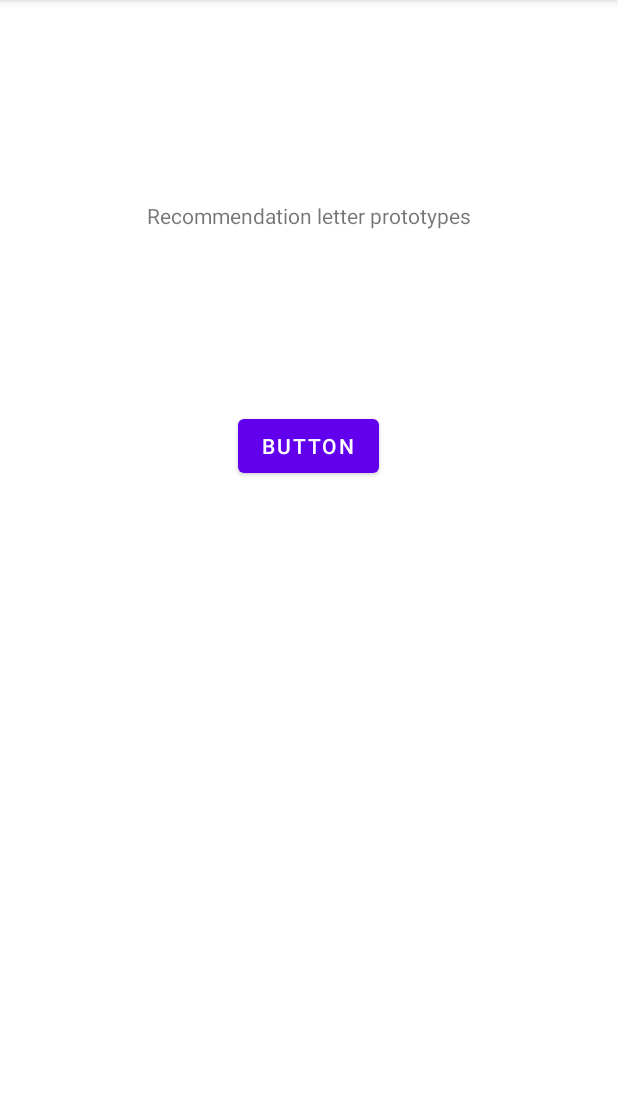
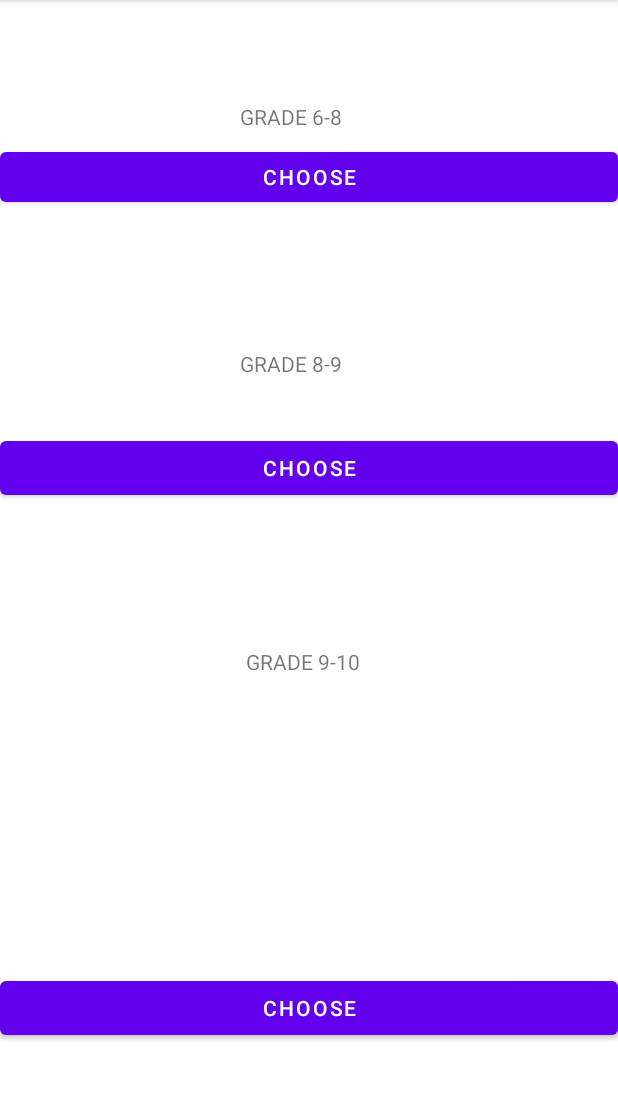
Before and after one commit to krigol14/RecommendationLetters-AndroidApp, an Android app: the RecommendationLetterPrototypes screen opened directly, with no data from a screen before it, on a phone screen of 412 x 824 dp, the part 84-1183 px from its top. Run offline under Robolectric (Android 15) with nearby library versions, the phone set to English and light mode, and no system bars; our stand-ins replace Firebase (no records; nobody signed in at launch, a user with empty details on screens opened directly).

Commit message:
Add three options about available recommendation letter prototypes and clean up code

```diff
--- a/app/src/main/java/com/example/recommendationletters/RecommendationLetterPrototypes.java
+++ b/app/src/main/java/com/example/recommendationletters/RecommendationLetterPrototypes.java
@@ -22,15 +22,17 @@ import com.google.firebase.database.FirebaseDatabase;
 import com.google.firebase.database.ValueEventListener;
 
 public class RecommendationLetterPrototypes extends AppCompatActivity {
-    Button btn;
     DatabaseReference database;
-    String pdf_url;
+    Button choose6_8, choose8_9, choose9_10;
+    String pdf_url6_8, pdf_url8_9, pdf_url9_10;
 
     @Override
     protected void onCreate(Bundle savedInstanceState) {
         super.onCreate(savedInstanceState);
         setContentView(R.layout.activity_recommendation_letter_prototypes);
-        btn = findViewById(R.id.btn);
+        choose6_8 = findViewById(R.id.choose6_8);
+        choose8_9 = findViewById(R.id.choose8_9);
+        choose9_10 = findViewById(R.id.choose9_10);
 
         // change the action bar's color
         ActionBar actionBar = getSupportActionBar();
@@ -38,30 +40,86 @@ public class RecommendationLetterPrototypes extends AppCompatActivity {
         assert actionBar != null;
         actionBar.setBackgroundDrawable(colorDrawable);
 
+        // grades 6-8
+        choose6_8.setOnClickListener(new View.OnClickListener() {
+            @Override
+            public void onClick(final View view) {
+                // instantiate firebase reference for the specific child
                 database = FirebaseDatabase.getInstance().getReference().child("RecommendationLetters").child("rec6_8");
                 database.addListenerForSingleValueEvent(new ValueEventListener() {
                     @Override
                     public void onDataChange(@NonNull DataSnapshot dataSnapshot) {
-                pdf_url = dataSnapshot.getValue(String.class);
+                        // get url of the pdf the professor chose
+                        pdf_url6_8 = dataSnapshot.getValue(String.class);
+
+                        // show alert dialog regrading professor's options with the specific pdf
+                        alertDialog(pdf_url6_8);
                     }
-
                     @Override
                     public void onCancelled(@NonNull DatabaseError databaseError) {
                         Toast.makeText(RecommendationLetterPrototypes.this, "Error loading PDF!", Toast.LENGTH_SHORT).show();
                     }
                 });
+            }
+        });
 
-        // show alert box after clicking this button
-        btn.setOnClickListener(new View.OnClickListener() {
+        // grades 8-9
+        choose8_9.setOnClickListener(new View.OnClickListener() {
             @Override
             public void onClick(final View view) {
+                // instantiate firebase reference for the specific child
+                database = FirebaseDatabase.getInstance().getReference().child("RecommendationLetters").child("rec8_9");
+                database.addListenerForSingleValueEvent(new ValueEventListener() {
+                    @Override
+                    public void onDataChange(@NonNull DataSnapshot dataSnapshot) {
+                        // get url of the pdf the professor chose
+                        pdf_url8_9 = dataSnapshot.getValue(String.class);
+
+                        // show alert dialog regrading professor's options with the specific pdf
+                        alertDialog(pdf_url8_9);
+                    }
+                    @Override
+                    public void onCancelled(@NonNull DatabaseError databaseError) {
+                        Toast.makeText(RecommendationLetterPrototypes.this, "Error loading PDF!", Toast.LENGTH_SHORT).show();
+                    }
+                });
+            }
+        });
+
+        // grades 9-10
+        choose9_10.setOnClickListener(new View.OnClickListener() {
+            @Override
+            public void onClick(final View view) {
+                // instantiate firebase reference for the specific child
+                database = FirebaseDatabase.getInstance().getReference().child("RecommendationLetters").child("rec9_10");
+                database.addListenerForSingleValueEvent(new ValueEventListener() {
+                    @Override
+                    public void onDataChange(@NonNull DataSnapshot dataSnapshot) {
+                        // get url of the pdf the professor chose
+                        pdf_url9_10 = dataSnapshot.getValue(String.class);
+
+                        // show alert dialog regrading professor's options with the specific pdf
+                        alertDialog(pdf_url9_10);
+                    }
+                    @Override
+                    public void onCancelled(@NonNull DatabaseError databaseError) {
+                        Toast.makeText(RecommendationLetterPrototypes.this, "Error loading PDF!", Toast.LENGTH_SHORT).show();
+                    }
+                });
+            }
+        });
+    }
+
+    // function which builds an alert dialog with the options the professor has after choosing the specific pdf
+    public void alertDialog(String pdf_url) {
+        // build alert dialog
         CharSequence options[] = new CharSequence[]{
                 "Download",
                 "View",
                 "Cancel"
         };
 
-                AlertDialog.Builder builder = new AlertDialog.Builder(view.getContext());
+        AlertDialog.Builder builder = new AlertDialog.Builder(RecommendationLetterPrototypes.this);
         builder.setTitle("Choose what you want to do: ");
         builder.setItems(options, new DialogInterface.OnClickListener() {
             @Override
@@ -73,7 +131,7 @@ public class RecommendationLetterPrototypes extends AppCompatActivity {
                 }
                 // view the pdf
                 if (which == 1) {
-                            Intent intent = new Intent(view.getContext(), ViewPdf.class);
+                    Intent intent = new Intent(RecommendationLetterPrototypes.this, ViewPdf.class);
                     intent.putExtra("url", pdf_url);
                     startActivity(intent);
                 }
@@ -81,6 +139,4 @@ public class RecommendationLetterPrototypes extends AppCompatActivity {
         });
         builder.show();
     }
-        });
 }
-}
--- a/app/src/main/res/layout/activity_recommendation_letter_prototypes.xml
+++ b/app/src/main/res/layout/activity_recommendation_letter_prototypes.xml
@@ -6,25 +6,69 @@
     android:layout_height="match_parent"
     tools:context=".RecommendationLetterPrototypes">
 
+    <Button
+        android:id="@+id/choose6_8"
+        android:layout_width="match_parent"
+        android:layout_height="45dp"
+        android:layout_marginTop="8dp"
+        android:text="CHOOSE"
+        app:layout_constraintEnd_toEndOf="parent"
+        app:layout_constraintHorizontal_bias="0.0"
+        app:layout_constraintStart_toStartOf="parent"
+        app:layout_constraintTop_toBottomOf="@+id/grade6_8" />
+
     <TextView
-        android:id="@+id/textView4"
+        android:id="@+id/grade6_8"
         android:layout_width="wrap_content"
         android:layout_height="wrap_content"
-        android:layout_marginTop="134dp"
-        android:text="Recommendation letter prototypes"
-        app:layout_constraintEnd_toEndOf="parent"
+        android:layout_marginStart="160dp"
+        android:layout_marginTop="68dp"
+        android:text="GRADE 6-8"
         app:layout_constraintStart_toStartOf="parent"
         app:layout_constraintTop_toTopOf="parent" />
 
     <Button
-        android:id="@+id/btn"
+        android:id="@+id/choose8_9"
+        android:layout_width="match_parent"
+        android:layout_height="wrap_content"
+        android:layout_marginTop="36dp"
+        android:text="CHOOSE"
+        app:layout_constraintEnd_toEndOf="parent"
+        app:layout_constraintHorizontal_bias="0.0"
+        app:layout_constraintStart_toStartOf="parent"
+        app:layout_constraintTop_toBottomOf="@+id/grade8_9" />
+
+    <TextView
+        android:id="@+id/grade8_9"
         android:layout_width="wrap_content"
         android:layout_height="wrap_content"
-        android:layout_marginTop="120dp"
-        android:text="Button"
+        android:layout_marginStart="160dp"
+        android:layout_marginTop="92dp"
+        android:text="GRADE 8-9"
+        app:layout_constraintStart_toStartOf="parent"
+        app:layout_constraintTop_toBottomOf="@+id/choose6_8" />
+
+    <Button
+        android:id="@+id/choose9_10"
+        android:layout_width="match_parent"
+        android:layout_height="wrap_content"
+        android:layout_marginBottom="72dp"
+        android:text="CHOOSE"
+        app:layout_constraintBottom_toBottomOf="parent"
         app:layout_constraintEnd_toEndOf="parent"
-        app:layout_constraintHorizontal_bias="0.498"
+        app:layout_constraintHorizontal_bias="0.0"
+        app:layout_constraintStart_toStartOf="parent" />
+
+    <TextView
+        android:id="@+id/grade9_10"
+        android:layout_width="wrap_content"
+        android:layout_height="wrap_content"
+        android:layout_marginStart="164dp"
+        android:layout_marginTop="95dp"
+        android:text="GRADE 9-10"
+        app:layout_constraintBottom_toTopOf="@+id/choose9_10"
         app:layout_constraintStart_toStartOf="parent"
-        app:layout_constraintTop_toBottomOf="@+id/textView4" />
+        app:layout_constraintTop_toBottomOf="@+id/choose8_9"
+        app:layout_constraintVertical_bias="0.0" />
 
 </androidx.constraintlayout.widget.ConstraintLayout>
--- a/app/src/main/res/layout/activity_view_pdf.xml
+++ b/app/src/main/res/layout/activity_view_pdf.xml
@@ -4,7 +4,7 @@
     xmlns:tools="http://schemas.android.com/tools"
     android:layout_width="match_parent"
     android:layout_height="match_parent"
-    android:background="#f5ecfe"
+    android:background="#D9D9D9"
     tools:context=".ViewPdf">
 
     <RelativeLayout
@@ -26,17 +26,19 @@
         android:id="@+id/save_sign"
         android:layout_width="match_parent"
         android:layout_height="wrap_content"
+        android:backgroundTint="#3C6E71"
         android:text="sign"
         app:layout_constraintBottom_toTopOf="@+id/grant"
         app:layout_constraintTop_toBottomOf="@+id/signpdf"
-        app:layout_constraintVertical_bias="0.875"
-        tools:layout_editor_absoluteX="0dp" />
+        app:layout_constraintVertical_bias="0.871"
+        tools:layout_editor_absoluteX="3dp" />
 
     <Button
         android:id="@+id/grant"
         android:layout_width="match_parent"
         android:layout_height="49dp"
         android:layout_marginBottom="16dp"
+        android:backgroundTint="#3C6E71"
         android:text="grant"
         app:layout_constraintBottom_toBottomOf="parent"
         tools:layout_editor_absoluteX="0dp" />
```
Lines whose indentation alone changed are shown as unchanged.
